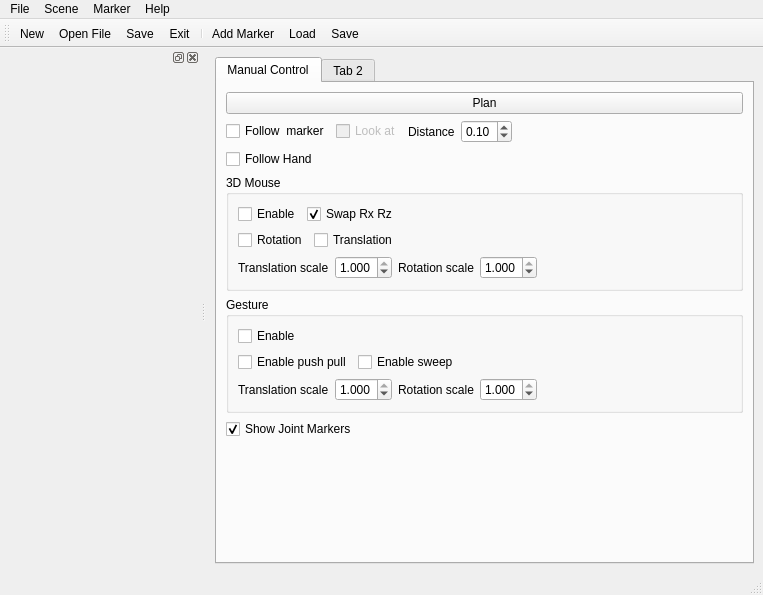
Old version of the form hiveground/hg_apps/hg_inspector_arm/src/inspector_arm.ui in the repository cuixiongyi/hiveground-ros-pkg.
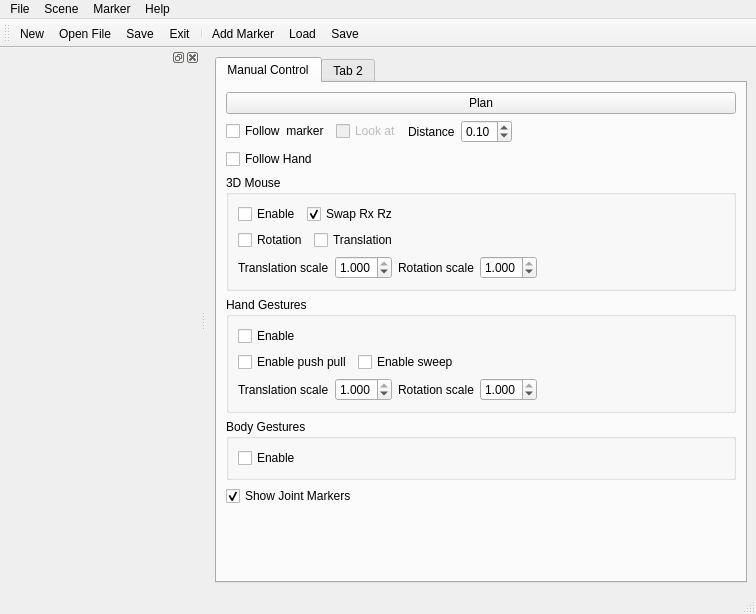
New version of the form.

Commit message: body gesture is working

The edit to the form file:
```diff
--- a/hiveground/hg_apps/hg_inspector_arm/src/inspector_arm.ui
+++ b/hiveground/hg_apps/hg_inspector_arm/src/inspector_arm.ui
@@ -6,8 +6,8 @@
    <rect>
     <x>0</x>
     <y>0</y>
-    <width>763</width>
-    <height>595</height>
+    <width>756</width>
+    <height>614</height>
    </rect>
   </property>
   <property name="windowTitle">
@@ -21,7 +21,7 @@
        <attribute name="title">
         <string>Manual Control</string>
        </attribute>
-       <layout class="QVBoxLayout" name="verticalLayout_3">
+       <layout class="QVBoxLayout" name="verticalLayout_4">
         <item>
          <widget class="QPushButton" name="pushButtonPlan">
           <property name="text">
@@ -236,7 +236,7 @@
         <item>
          <widget class="QGroupBox" name="groupBox">
           <property name="title">
-           <string>Gesture</string>
+           <string>Hand Gestures</string>
           </property>
           <layout class="QVBoxLayout" name="verticalLayout">
            <item>
@@ -349,6 +349,22 @@
           </layout>
          </widget>
         </item>
+        <item>
+         <widget class="QGroupBox" name="groupBox_3">
+          <property name="title">
+           <string>Body Gestures</string>
+          </property>
+          <layout class="QVBoxLayout" name="verticalLayout_3">
+           <item>
+            <widget class="QCheckBox" name="checkBoxEnableBodyGesture">
+             <property name="text">
+              <string>Enable</string>
+             </property>
+            </widget>
+           </item>
+          </layout>
+         </widget>
+        </item>
         <item>
          <widget class="QCheckBox" name="checkBoxShowJointMarkers">
           <property name="text">
@@ -388,7 +404,7 @@
     <rect>
      <x>0</x>
      <y>0</y>
-     <width>763</width>
+     <width>756</width>
      <height>25</height>
     </rect>
    </property>
```
Left out of the diff: 36 changed lines with no effect on the pictures. The commit also changes 11 other files.
